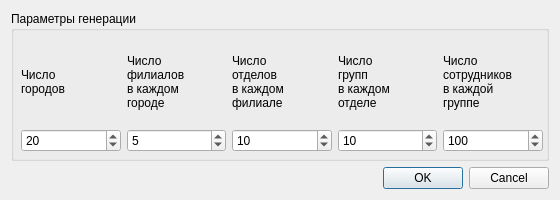
This is Lab4/Lab4/dialog.ui in 46ccac1474d000676430445ffc4b160a/Algo as Qt 5 draws it before an edit. The edited form follows.
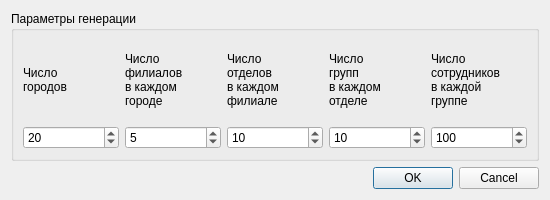
This is the edited form.

What changed in the file:
```diff
--- a/Lab4/Lab4/dialog.ui
+++ b/Lab4/Lab4/dialog.ui
@@ -9,20 +9,20 @@
    <rect>
     <x>0</x>
     <y>0</y>
-    <width>560</width>
+    <width>550</width>
     <height>200</height>
    </rect>
   </property>
   <property name="sizePolicy">
-   <sizepolicy hsizetype="Fixed" vsizetype="Fixed">
+   <sizepolicy hsizetype="Expanding" vsizetype="Expanding">
     <horstretch>0</horstretch>
     <verstretch>0</verstretch>
    </sizepolicy>
   </property>
   <property name="maximumSize">
    <size>
-    <width>560</width>
-    <height>200</height>
+    <width>16777215</width>
+    <height>16777215</height>
    </size>
   </property>
   <property name="windowTitle">
@@ -37,40 +37,21 @@
      <property name="title">
       <string>Параметры генерации</string>
      </property>
-     <widget class="QWidget" name="layoutWidget">
-      <property name="geometry">
-       <rect>
-        <x>10</x>
-        <y>30</y>
-        <width>522</width>
-        <height>111</height>
-       </rect>
-      </property>
-      <layout class="QGridLayout" name="gridLayout">
-       <item row="2" column="1">
-        <widget class="QSpinBox" name="branchSpin">
+     <layout class="QGridLayout" name="gridLayout_2">
+      <item row="1" column="0">
+       <widget class="QSpinBox" name="citySpin">
          <property name="minimum">
           <number>1</number>
          </property>
          <property name="maximum">
-          <number>9</number>
+         <number>30</number>
          </property>
          <property name="value">
-          <number>5</number>
+         <number>20</number>
          </property>
         </widget>
        </item>
-       <item row="1" column="1">
-        <widget class="QLabel" name="label_2">
-         <property name="text">
-          <string>Число
-филиалов
-в каждом
-городе</string>
-         </property>
-        </widget>
-       </item>
-       <item row="1" column="3">
+      <item row="0" column="3">
         <widget class="QLabel" name="label_4">
          <property name="text">
           <string>Число
@@ -80,7 +61,25 @@
          </property>
         </widget>
        </item>
-       <item row="1" column="2">
+      <item row="0" column="0">
+       <widget class="QLabel" name="label">
+        <property name="text">
+         <string>Число
+городов</string>
+        </property>
+       </widget>
+      </item>
+      <item row="0" column="1">
+       <widget class="QLabel" name="label_2">
+        <property name="text">
+         <string>Число
+филиалов
+в каждом
+городе</string>
+        </property>
+       </widget>
+      </item>
+      <item row="0" column="2">
         <widget class="QLabel" name="label_3">
          <property name="text">
           <string>Число
@@ -90,33 +89,7 @@
          </property>
         </widget>
        </item>
-       <item row="2" column="0">
-        <widget class="QSpinBox" name="citySpin">
-         <property name="minimum">
-          <number>1</number>
-         </property>
-         <property name="maximum">
-          <number>30</number>
-         </property>
-         <property name="value">
-          <number>20</number>
-         </property>
-        </widget>
-       </item>
-       <item row="2" column="2">
-        <widget class="QSpinBox" name="departmentSpin">
-         <property name="minimum">
-          <number>1</number>
-         </property>
-         <property name="maximum">
-          <number>20</number>
-         </property>
-         <property name="value">
-          <number>10</number>
-         </property>
-        </widget>
-       </item>
-       <item row="1" column="4">
+      <item row="0" column="4">
         <widget class="QLabel" name="label_5">
          <property name="text">
           <string>Число
@@ -126,7 +99,33 @@
          </property>
         </widget>
        </item>
-       <item row="2" column="3">
+      <item row="1" column="1">
+       <widget class="QSpinBox" name="branchSpin">
+        <property name="minimum">
+         <number>1</number>
+        </property>
+        <property name="maximum">
+         <number>9</number>
+        </property>
+        <property name="value">
+         <number>5</number>
+        </property>
+       </widget>
+      </item>
+      <item row="1" column="2">
+       <widget class="QSpinBox" name="departmentSpin">
+        <property name="minimum">
+         <number>1</number>
+        </property>
+        <property name="maximum">
+         <number>20</number>
+        </property>
+        <property name="value">
+         <number>10</number>
+        </property>
+       </widget>
+      </item>
+      <item row="1" column="3">
         <widget class="QSpinBox" name="groupSpin">
          <property name="minimum">
           <number>1</number>
@@ -139,7 +138,7 @@
          </property>
         </widget>
        </item>
-       <item row="2" column="4">
+      <item row="1" column="4">
         <widget class="QSpinBox" name="workersSpin">
          <property name="minimum">
           <number>1</number>
@@ -152,16 +151,7 @@
          </property>
         </widget>
        </item>
-       <item row="1" column="0">
-        <widget class="QLabel" name="label">
-         <property name="text">
-          <string>Число
-городов</string>
-         </property>
-        </widget>
-       </item>
-      </layout>
-     </widget>
+     </layout>
     </widget>
    </item>
    <item>
```
Left out of the diff: 7 changed lines with no effect on the pictures. Lines whose indentation alone changed are shown as unchanged.
